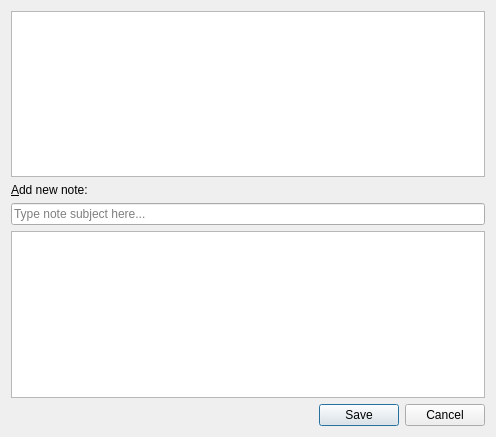
Qt form client/src/dialogs/noteswindow.ui (KDAB/FatCRM) before a commit.
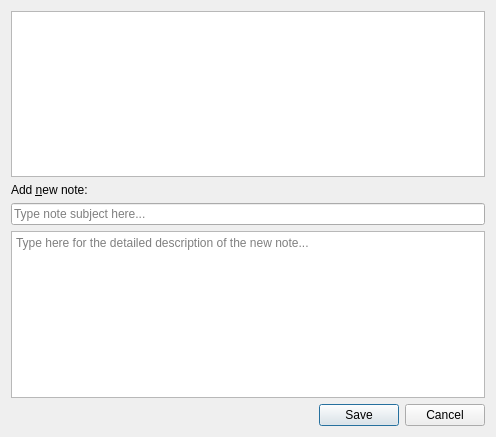
The same form after that commit. Custom widgets are drawn as their Qt base class.

Patch:
```diff
--- a/client/src/dialogs/noteswindow.ui
+++ b/client/src/dialogs/noteswindow.ui
@@ -20,7 +20,7 @@
    <item>
     <widget class="QLabel" name="label">
      <property name="text">
-      <string>&amp;Add new note:</string>
+      <string>Add &amp;new note:</string>
      </property>
      <property name="buddy">
       <cstring>newNoteDescription</cstring>
@@ -39,6 +39,9 @@
      <property name="acceptRichText">
       <bool>false</bool>
      </property>
+     <property name="placeholderText">
+      <string>Type here for the detailed description of the new note...</string>
+     </property>
     </widget>
    </item>
    <item>
```
